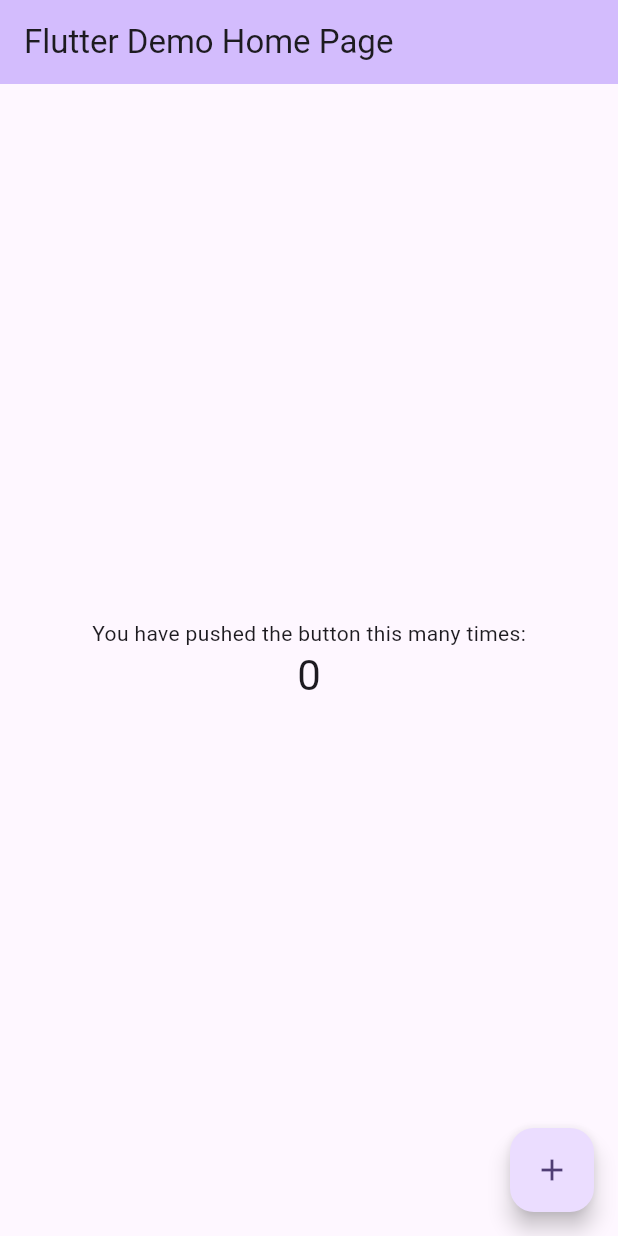
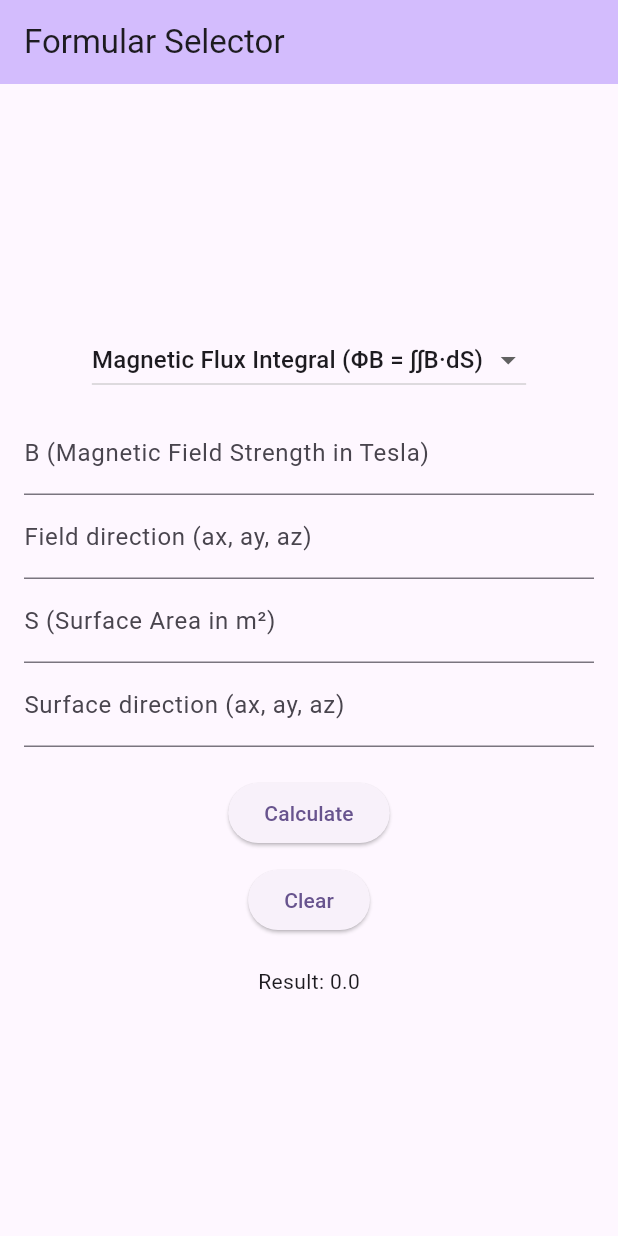
Before and after one commit to SharonLZX/Electro-Magnetism-Solver, a Flutter app: the screen it shows after launch, on a phone screen of 412 x 824 dp. Run offline on Flutter 3.47's test engine with Material 3 defaults, Android fonts, the phone set to English and light mode, and no system bars.

Commit message:
modified:   lib/main.dart modified:   pubspec.lock modified:   pubspec.yaml

```diff
--- a/lib/main.dart
+++ b/lib/main.dart
@@ -1,4 +1,5 @@
 import 'package:flutter/material.dart';
+import 'package:flutter/services.dart';
 
 void main() {
   runApp(const MyApp());
@@ -7,46 +8,20 @@ void main() {
 class MyApp extends StatelessWidget {
   const MyApp({super.key});
 
-  // This widget is the root of your application.
   @override
   Widget build(BuildContext context) {
     return MaterialApp(
-      title: 'Flutter Demo',
       theme: ThemeData(
-        // This is the theme of your application.
-        //
-        // TRY THIS: Try running your application with "flutter run". You'll see
-        // the application has a purple toolbar. Then, without quitting the app,
-        // try changing the seedColor in the colorScheme below to Colors.green
-        // and then invoke "hot reload" (save your changes or press the "hot
-        // reload" button in a Flutter-supported IDE, or press "r" if you used
-        // the command line to start the app).
-        //
-        // Notice that the counter didn't reset back to zero; the application
-        // state is not lost during the reload. To reset the state, use hot
-        // restart instead.
-        //
-        // This works for code too, not just values: Most code changes can be
-        // tested with just a hot reload.
         colorScheme: ColorScheme.fromSeed(seedColor: Colors.deepPurple),
         useMaterial3: true,
       ),
-      home: const MyHomePage(title: 'Flutter Demo Home Page'),
+      home: const MyHomePage(title: 'Physics Formula Calculator'),
     );
   }
 }
 
 class MyHomePage extends StatefulWidget {
   const MyHomePage({super.key, required this.title});
-
-  // This widget is the home page of your application. It is stateful, meaning
-  // that it has a State object (defined below) that contains fields that affect
-  // how it looks.
-
-  // This class is the configuration for the state. It holds the values (in this
-  // case the title) provided by the parent (in this case the App widget) and
-  // used by the build method of the State. Fields in a Widget subclass are
-  // always marked "final".
 
   final String title;
 
@@ -55,71 +30,267 @@ class MyHomePage extends StatefulWidget {
 }
 
 class _MyHomePageState extends State<MyHomePage> {
-  int _counter = 0;
+  final Map<String, TextEditingController> controllers = {};
 
-  void _incrementCounter() {
+  // Variable to hold the result
+  dynamic _result = 0.0;
+
+  // List of formulas
+  final List<String> formulaList = [
+    'Magnetic Flux Integral (ΦB = ∫∫B·dS)',
+    'Induced EMF in a loop (E = - dΦB/dt)',
+  ];
+
+  // Selected formula
+  String selectedFormula = 'Magnetic Flux Integral (ΦB = ∫∫B·dS)';
+
+  @override
+  void initState() {
+    super.initState();
+    final inputs = ['B', 'BD', 'S', 'SD', 'A', 'dFlux', 'dt'];
+    for (var input in inputs) {
+      controllers[input] = TextEditingController();
+    }
+  }
+
+  @override
+  void dispose() {
+    // Dispose all the controllers to release resources
+    controllers.forEach((key, controller) {
+      controller.dispose();
+    });
+    super.dispose();
+  }
+
+  // Magnetic Flux Integral: ΦB = ∫∫B·dS
+  double magneticFluxIntegral(double B, double S) {
+    return B * S; // Simplified version for uniform B over S
+  }
+
+  // Induced EMF in a loop: E = - dΦB/dt
+  double inducedEMFLoop(double dFlux, double dt) {
+    return dt != 0 ? -(dFlux / dt) : 0.0; // Handle division by zero
+  }
+
+  //To limit numbers only
+  Widget buildTextFormFieldNumber(String label, String controllerKey) {
+    return TextFormField(
+        decoration: InputDecoration(labelText: label),
+        controller: controllers[controllerKey],
+        keyboardType: TextInputType.number);
+  }
+
+  //For Numbers, Trigo Functions and Alphabet
+  Widget buildTextFormField(String label, String controllerKey) {
+    return TextFormField(
+      decoration: InputDecoration(labelText: label),
+      controller: controllers[controllerKey],
+      inputFormatters: [
+        FilteringTextInputFormatter.allow(
+            RegExp(r'^[a-zA-Z0-9()+\-*/\s^]*$|^[a-zA-Z]+\(.*\)$'))
+      ],
+    );
+  }
+
+  //To limit a directions variable only
+  Widget buildTextFormFieldDirection(String label, String controllerKey) {
+    return TextFormField(
+      decoration: InputDecoration(labelText: label),
+      controller: controllers[controllerKey],
+      keyboardType: TextInputType.text, // We still allow text input
+      inputFormatters: [
+        FilteringTextInputFormatter.allow(RegExp(r'^(a|ax|ay|az)$')),
+      ],
+    );
+  }
+
+  //To format super and subscript
+  String formatFormulaWithSubscripts(String formula) {
+    // Replace variables with subscripts (e.g., c1 -> c₁)
+    formula = formula.replaceAllMapped(
+      RegExp(r'([a-zA-Z])(\d+)'), // Match a letter followed by digits
+      (match) => '${match[1]}${_convertToSubscript(match[2]!)}',
+    );
+
+    // Replace superscripts (e.g., ^2 -> ²)
+    formula = formula.replaceAllMapped(
+      RegExp(r'\^(\d)'), // Match ^ followed by a digit
+      (match) => _convertToSuperscript(match[1]!),
+    );
+
+    return formula;
+  }
+
+// Helper function to convert numbers to subscript
+  String _convertToSubscript(String number) {
+    const subscriptDigits = ['₀', '₁', '₂', '₃', '₄', '₅', '₆', '₇', '₈', '₉'];
+    return number
+        .split('')
+        .map((digit) => subscriptDigits[int.parse(digit)])
+        .join('');
+  }
+
+// Helper function to convert numbers to superscript
+  String _convertToSuperscript(String number) {
+    const superscriptDigits = [
+      '⁰',
+      '¹',
+      '²',
+      '³',
+      '⁴',
+      '⁵',
+      '⁶',
+      '⁷',
+      '⁸',
+      '⁹'
+    ];
+    return number
+        .split('')
+        .map((digit) => superscriptDigits[int.parse(digit)])
+        .join('');
+  }
+
+  /// Helper function for symbolic multiplication
+  String multiplySymbolic(String term1, String term2) {
+    if (term1 == "0" || term2 == "0") return "0";
+    if (term1 == "1") return term2;
+    if (term2 == "1") return term1;
+    return "$term1 * $term2";
+  }
+
+  /// Magnetic Flux Integral for symbolic variables
+  String magneticFluxIntegralSymbolic(
+      String B, String S, String bd, String sd) {
+    // Check if BD and SD are the same, dot product is 1, otherwise 0
+    String dotProduct = (bd == sd) ? "1" : "0";
+
+    // Formula
+    String formula = 'ΦB = ∫∫B·dS';
+
+    // Substitution step showing the symbolic substitution
+    String substitutionStep = 'Substitution: ∫∫(($B)($bd)) · (($S)($sd))';
+
+    // Handle the dot product more accurately
+    String result;
+    if (dotProduct == "1") {
+      // Simplify the expression when the dot product is 1
+      result = "$B * $S";
+    } else {
+      result = "$B · $S = 0";
+    }
+
+    return '$formula\n$substitutionStep\nResult: $result';
+  }
+
+  // Perform calculation based on selected formula
+  void calculateResult() {
     setState(() {
-      // This call to setState tells the Flutter framework that something has
-      // changed in this State, which causes it to rerun the build method below
-      // so that the display can reflect the updated values. If we changed
-      // _counter without calling setState(), then the build method would not be
-      // called again, and so nothing would appear to happen.
-      _counter++;
+      switch (selectedFormula) {
+        case 'Magnetic Flux Integral (ΦB = ∫∫B·dS)':
+          String B = controllers['B']?.text ?? "0";
+          String S = controllers['S']?.text ?? "0";
+          String bd = controllers['BD']?.text ?? "";
+          String sd = controllers['SD']?.text ?? "";
+
+          // Use the symbolic flux calculation
+          String rawResult = magneticFluxIntegralSymbolic(B, S, bd, sd);
+
+          // Format for display with subscripts and superscripts
+          _result = formatFormulaWithSubscripts(rawResult);
+          break;
+        case 'Induced EMF in a loop (E = - dΦB/dt)':
+          double dFlux =
+              double.tryParse(controllers['dFlux']?.text ?? '0') ?? 0;
+          double dt = double.tryParse(controllers['dt']?.text ?? '0') ?? 0;
+          _result = inducedEMFLoop(dFlux, dt);
+          break;
+      }
+    });
+  }
+
+  // Function to clear the fields and reset the result
+  void clearFields() {
+    controllers.forEach((key, controller) {
+      controller.clear();
+    });
+    setState(() {
+      _result = 0.0;
     });
   }
 
   @override
   Widget build(BuildContext context) {
-    // This method is rerun every time setState is called, for instance as done
-    // by the _incrementCounter method above.
-    //
-    // The Flutter framework has been optimized to make rerunning build methods
-    // fast, so that you can just rebuild anything that needs updating rather
-    // than having to individually change instances of widgets.
+    // This method is rerun every time setState is called.
+    // The Flutter framework has been optimized to make rerunning build methods fast, so that you can just rebuild anything that needs updating rather than having to individually change instances of widgets.
+
     return Scaffold(
       appBar: AppBar(
-        // TRY THIS: Try changing the color here to a specific color (to
-        // Colors.amber, perhaps?) and trigger a hot reload to see the AppBar
-        // change color while the other colors stay the same.
         backgroundColor: Theme.of(context).colorScheme.inversePrimary,
-        // Here we take the value from the MyHomePage object that was created by
-        // the App.build method, and use it to set our appbar title.
-        title: Text(widget.title),
+        // Here we take the value from the MyHomePage object that was created by the App.build method, and use it to set our appbar title.
+        title: const Text('Formular Selector'),
       ),
-      body: Center(
-        // Center is a layout widget. It takes a single child and positions it
-        // in the middle of the parent.
+      body: Padding(
+        padding: const EdgeInsets.all(16.0),
+        // Center is a layout widget. It takes a single child and positions it in the middle of the parent.
         child: Column(
-          // Column is also a layout widget. It takes a list of children and
-          // arranges them vertically. By default, it sizes itself to fit its
-          // children horizontally, and tries to be as tall as its parent.
-          //
-          // Column has various properties to control how it sizes itself and
-          // how it positions its children. Here we use mainAxisAlignment to
-          // center the children vertically; the main axis here is the vertical
-          // axis because Columns are vertical (the cross axis would be
-          // horizontal).
-          //
-          // TRY THIS: Invoke "debug painting" (choose the "Toggle Debug Paint"
-          // action in the IDE, or press "p" in the console), to see the
-          // wireframe for each widget.
           mainAxisAlignment: MainAxisAlignment.center,
-          children: <Widget>[
-            const Text(
-              'You have pushed the button this many times:',
+          children: [
+            DropdownButton<String>(
+              value: selectedFormula,
+              onChanged: (String? newValue) {
+                setState(() {
+                  selectedFormula = newValue!;
+
+                  // Clear all text fields
+                  controllers.forEach((key, controller) {
+                    controller.clear();
+                  });
+
+                  // Reset the result
+                  _result = 0.0;
+                });
+              },
+              items: formulaList.map((String value) {
+                return DropdownMenuItem<String>(
+                  value: value,
+                  child: Text(value),
+                );
+              }).toList(),
             ),
-            Text(
-              '$_counter',
-              style: Theme.of(context).textTheme.headlineMedium,
+
+            const SizedBox(height: 10), //Add some space between fields
+
+            if (selectedFormula == 'Magnetic Flux Integral (ΦB = ∫∫B·dS)') ...[
+              buildTextFormField('B (Magnetic Field Strength in Tesla)', 'B'),
+              buildTextFormFieldDirection('Field direction (ax, ay, az)', 'BD'),
+              buildTextFormField('S (Surface Area in m²)', 'S'),
+              buildTextFormFieldDirection(
+                  'Surface direction (ax, ay, az)', 'SD'),
+            ] else if (selectedFormula ==
+                'Induced EMF in a loop (E = - dΦB/dt)') ...[
+              buildTextFormField(
+                  'dΦB (Change in Magnetic Flux in Weber)', 'dFlux'),
+              buildTextFormField('dt (Change in Time in seconds)', 'dt'),
+            ],
+
+            const SizedBox(height: 20),
+
+            ElevatedButton(
+              onPressed: calculateResult,
+              child: const Text('Calculate'),
             ),
+            const SizedBox(height: 10),
+            ElevatedButton(
+              onPressed: clearFields,
+              child: const Text('Clear'),
+            ),
+
+            const SizedBox(height: 20),
+
+            Text('Result: ${_result.toString()}'),
           ],
         ),
       ),
-      floatingActionButton: FloatingActionButton(
-        onPressed: _incrementCounter,
-        tooltip: 'Increment',
-        child: const Icon(Icons.add),
-      ), // This trailing comma makes auto-formatting nicer for build methods.
     );
   }
 }
```
Also changed, not shown: pubspec.yaml (+10 -6 lines), pubspec.lock.
